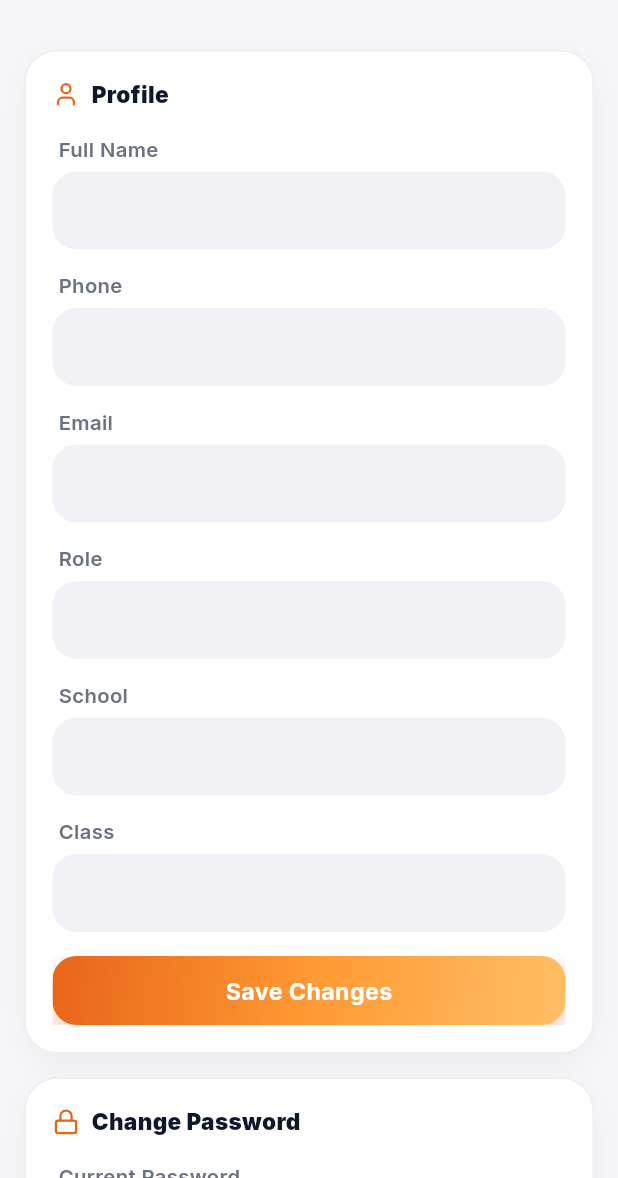
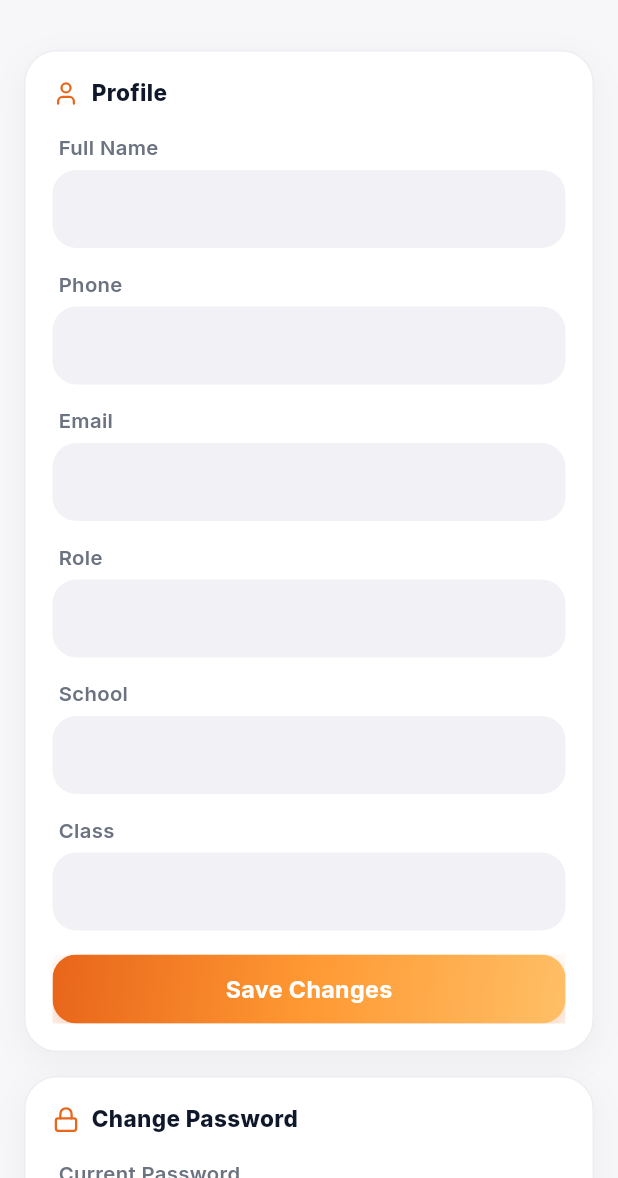
Before and after one commit to sachinaryan912/munisaathiai-app, a Flutter app: the SettingsScreen screen opened by its route, on a phone screen of 412 x 824 dp, the part 58-1236 px from its top. Run offline on Flutter 3.47's test engine with Material 3 defaults, Android fonts, the phone set to English and light mode, and no system bars; our stand-ins replace dio, file_picker, fl_chart, flutter_animate, flutter_markdown_plus, flutter_secure_storage and 8 more; accounts and stored records are empty.

Commit message:
Restyle Management screens: entrance animations + token pass

```diff
--- a/lib/features/management/schools_screen.dart
+++ b/lib/features/management/schools_screen.dart
@@ -1,4 +1,5 @@
 import 'package:flutter/material.dart';
+import 'package:flutter_animate/flutter_animate.dart';
 import 'package:go_router/go_router.dart';
 import 'package:lucide_icons_flutter/lucide_icons.dart';
 import '../../core/theme/app_colors.dart';
@@ -73,7 +74,7 @@ class _ManagementSchoolsScreenState extends State<ManagementSchoolsScreen> {
                               ],
                             ),
                           ),
-                        );
+                        ).animate(delay: (i * 40).ms).fadeIn(duration: 280.ms).slideY(begin: 0.06, end: 0, curve: Curves.easeOutCubic);
                       },
                     ),
               Positioned(right: 16, bottom: 16, child: FloatingActionButton(heroTag: 'add_school', backgroundColor: AppColors.saffron500, onPressed: () => _openAdd(refresh), child: const Icon(Icons.add, color: Colors.white))),
--- a/lib/features/management/trainers_screen.dart
+++ b/lib/features/management/trainers_screen.dart
@@ -1,4 +1,5 @@
 import 'package:flutter/material.dart';
+import 'package:flutter_animate/flutter_animate.dart';
 import 'package:lucide_icons_flutter/lucide_icons.dart';
 import '../../core/theme/app_colors.dart';
 import '../../core/theme/app_theme.dart';
@@ -70,7 +71,7 @@ class ManagementTrainersScreen extends StatelessWidget {
                     ],
                   ),
                 ),
-              );
+              ).animate(delay: (i * 40).ms).fadeIn(duration: 280.ms).slideY(begin: 0.06, end: 0, curve: Curves.easeOutCubic);
             },
           );
         },
--- a/lib/features/management/training_screen.dart
+++ b/lib/features/management/training_screen.dart
@@ -1,4 +1,5 @@
 import 'package:flutter/material.dart';
+import 'package:flutter_animate/flutter_animate.dart';
 import '../../core/theme/app_colors.dart';
 import '../../core/theme/app_theme.dart';
 import '../../core/widgets/async_screen.dart';
@@ -67,7 +68,7 @@ class _ManagementTrainingScreenState extends State<ManagementTrainingScreen> wit
                                     ],
                                   ),
                                 ),
-                              );
+                              ).animate(delay: (i * 40).ms).fadeIn(duration: 280.ms).slideY(begin: 0.06, end: 0, curve: Curves.easeOutCubic);
                             },
                           ),
                     certs.isEmpty
@@ -97,7 +98,7 @@ class _ManagementTrainingScreenState extends State<ManagementTrainingScreen> wit
                                     ],
                                   ),
                                 ),
-                              );
+                              ).animate(delay: (i * 40).ms).fadeIn(duration: 280.ms).slideY(begin: 0.06, end: 0, curve: Curves.easeOutCubic);
                             },
                           ),
                   ],
--- a/lib/features/management/users_screen.dart
+++ b/lib/features/management/users_screen.dart
@@ -1,4 +1,5 @@
 import 'package:flutter/material.dart';
+import 'package:flutter_animate/flutter_animate.dart';
 import 'package:lucide_icons_flutter/lucide_icons.dart';
 import '../../core/theme/app_colors.dart';
 import '../../core/theme/app_theme.dart';
@@ -139,7 +140,7 @@ class _ManagementUsersScreenState extends State<ManagementUsersScreen> {
                                     ],
                                   ),
                                 ),
-                              );
+                              ).animate(delay: (i * 40).ms).fadeIn(duration: 280.ms).slideY(begin: 0.06, end: 0, curve: Curves.easeOutCubic);
                             },
                           ),
                   ),
--- a/lib/features/settings/settings_screen.dart
+++ b/lib/features/settings/settings_screen.dart
@@ -4,7 +4,9 @@ import 'package:lucide_icons_flutter/lucide_icons.dart';
 import 'package:provider/provider.dart';
 import '../../core/nav/nav_items.dart';
 import '../../core/theme/app_colors.dart';
+import '../../core/theme/app_radius.dart';
 import '../../core/theme/app_theme.dart';
+import '../../core/theme/app_typography.dart';
 import '../../core/widgets/app_text_field.dart';
 import '../../core/widgets/gradient_button.dart';
 import '../../core/widgets/section_card.dart';
@@ -100,7 +102,7 @@ class _SettingsScreenState extends State<SettingsScreen> {
             child: Column(
               crossAxisAlignment: CrossAxisAlignment.stretch,
               children: [
-                Row(children: [const Icon(LucideIcons.user, size: 18, color: AppColors.saffron500), const SizedBox(width: 8), Text('Profile', style: TextStyle(fontWeight: FontWeight.w900, fontSize: 15, color: s.textPrimary))]),
+                Row(children: [const Icon(LucideIcons.user, size: 18, color: AppColors.saffron500), const SizedBox(width: 8), Text('Profile', style: AppTypography.headline(s.textPrimary))]),
                 const SizedBox(height: 16),
                 AppTextField(label: 'Full Name', controller: _fullName),
                 const SizedBox(height: 14),
@@ -129,7 +131,7 @@ class _SettingsScreenState extends State<SettingsScreen> {
             child: Column(
               crossAxisAlignment: CrossAxisAlignment.stretch,
               children: [
-                Row(children: [const Icon(LucideIcons.lock, size: 18, color: AppColors.saffron500), const SizedBox(width: 8), Text('Change Password', style: TextStyle(fontWeight: FontWeight.w900, fontSize: 15, color: s.textPrimary))]),
+                Row(children: [const Icon(LucideIcons.lock, size: 18, color: AppColors.saffron500), const SizedBox(width: 8), Text('Change Password', style: AppTypography.headline(s.textPrimary))]),
                 const SizedBox(height: 16),
                 AppTextField(label: 'Current Password', controller: _currentPassword, obscure: true),
                 const SizedBox(height: 14),
@@ -148,7 +150,7 @@ class _SettingsScreenState extends State<SettingsScreen> {
             child: Column(
               crossAxisAlignment: CrossAxisAlignment.stretch,
               children: [
-                Text('Account', style: TextStyle(fontWeight: FontWeight.w900, fontSize: 15, color: s.textPrimary)),
+                Text('Account', style: AppTypography.headline(s.textPrimary)),
                 const SizedBox(height: 4),
                 Text('Sign out of Muni Saathi AI on this device.', style: TextStyle(fontSize: 12, color: s.textMuted, fontWeight: FontWeight.w600)),
                 const SizedBox(height: 16),
@@ -158,7 +160,7 @@ class _SettingsScreenState extends State<SettingsScreen> {
                     foregroundColor: AppColors.danger,
                     side: const BorderSide(color: Color(0xFFFECACA)),
                     padding: const EdgeInsets.symmetric(vertical: 13, horizontal: 18),
-                    shape: RoundedRectangleBorder(borderRadius: BorderRadius.circular(14)),
+                    shape: const RoundedRectangleBorder(borderRadius: AppRadius.mdAll),
                   ),
                   icon: const Icon(LucideIcons.logOut, size: 17),
                   label: const Text('Sign Out', style: TextStyle(fontWeight: FontWeight.w800)),
```
Also changed, not shown: lib/features/management/alerts_screen.dart (+7 -2 lines), lib/features/notifications/notification_panel.dart (+19 -15 lines).
